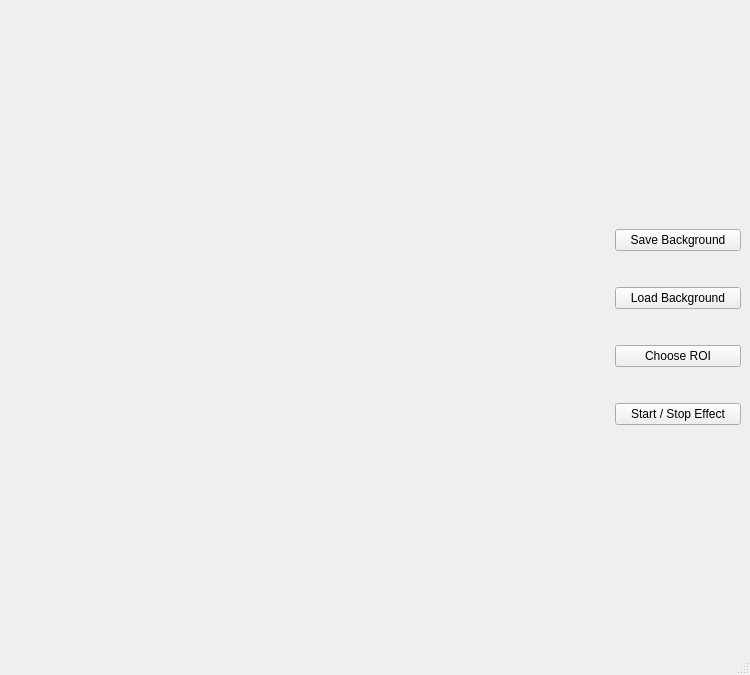
This is mainwindow.ui in eminomur/invisibility-cloak as Qt 5 draws it before an edit. The edited form follows.
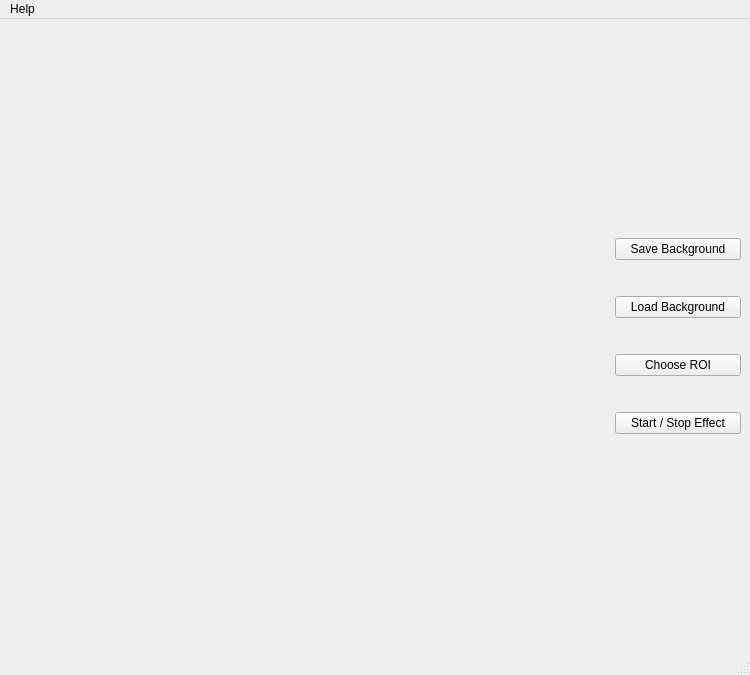
This is the edited form.

Commit message: Add about app

Patch:
```diff
--- a/mainwindow.ui
+++ b/mainwindow.ui
@@ -170,6 +170,13 @@
      <height>23</height>
     </rect>
    </property>
+   <widget class="QMenu" name="menuHelp">
+    <property name="title">
+     <string>Help</string>
+    </property>
+    <addaction name="action_about_invisibility_cloak"/>
+   </widget>
+   <addaction name="menuHelp"/>
   </widget>
   <widget class="QStatusBar" name="statusbar"/>
  </widget>
```
Left out of the diff: 8 changed lines with no effect on the pictures. The commit also changes 2 other files.
